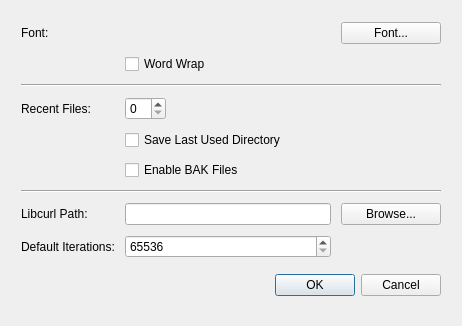
This is qt_ui/preferences_dialog.ui in evpo/EncryptPad as Qt 5 draws it before an edit. The edited form follows.
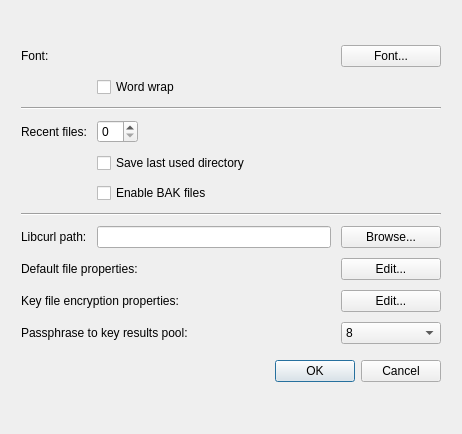
This is the edited form.

Commit message: Added more properties to control encryption

Diff of the .ui file:
```diff
--- a/qt_ui/preferences_dialog.ui
+++ b/qt_ui/preferences_dialog.ui
@@ -7,7 +7,7 @@
     <x>0</x>
     <y>0</y>
     <width>462</width>
-    <height>326</height>
+    <height>434</height>
    </rect>
   </property>
   <property name="minimumSize">
@@ -16,12 +16,6 @@
     <height>326</height>
    </size>
   </property>
-  <property name="maximumSize">
-   <size>
-    <width>462</width>
-    <height>326</height>
-   </size>
-  </property>
   <property name="windowTitle">
    <string>Preferences</string>
   </property>
@@ -43,6 +37,20 @@
      <property name="spacing">
       <number>10</number>
      </property>
+     <item row="9" column="0" colspan="2">
+      <layout class="QHBoxLayout" name="horizontalLayout_4">
+       <item>
+        <widget class="QLabel" name="label_6">
+         <property name="text">
+          <string>Key file encryption properties:</string>
+         </property>
+         <property name="buddy">
+          <cstring>uiEditKeyFileProperties</cstring>
+         </property>
+        </widget>
+       </item>
+      </layout>
+     </item>
      <item row="0" column="0">
       <widget class="QLabel" name="label">
        <property name="sizePolicy">
@@ -73,7 +81,7 @@
      <item row="5" column="1" colspan="2">
       <widget class="QCheckBox" name="uiEnableBakFiles">
        <property name="text">
-        <string>Enable BAK Files</string>
+        <string>Enable BAK files</string>
        </property>
       </widget>
      </item>
@@ -105,7 +113,7 @@
         <string>Retain last used directory between EncryptPad sessions</string>
        </property>
        <property name="text">
-        <string>Save Last Used Directory</string>
+        <string>Save last used directory</string>
        </property>
       </widget>
      </item>
@@ -148,10 +156,13 @@
         <enum>Qt::LeftToRight</enum>
        </property>
        <property name="text">
-        <string>Word Wrap</string>
+        <string>Word wrap</string>
        </property>
       </widget>
      </item>
+     <item row="7" column="1">
+      <widget class="QLineEdit" name="uiLibcurl"/>
+     </item>
      <item row="2" column="0" colspan="3">
       <widget class="Line" name="line">
        <property name="orientation">
@@ -165,7 +176,7 @@
         <string>Path to libCURL executable</string>
        </property>
        <property name="text">
-        <string>Libcurl Path:</string>
+        <string>Libcurl path:</string>
        </property>
        <property name="buddy">
         <cstring>uiLibcurl</cstring>
@@ -181,7 +192,7 @@
         </sizepolicy>
        </property>
        <property name="text">
-        <string>Recent Files:</string>
+        <string>Recent files:</string>
        </property>
        <property name="buddy">
         <cstring>uiRecentFiles</cstring>
@@ -213,10 +224,14 @@
        </property>
       </widget>
      </item>
-     <item row="7" column="1">
-      <widget class="QLineEdit" name="uiLibcurl"/>
+     <item row="8" column="2">
+      <widget class="QPushButton" name="uiFileProperties">
+       <property name="text">
+        <string>Edit...</string>
+       </property>
+      </widget>
      </item>
-     <item row="9" column="0" colspan="3">
+     <item row="11" column="0" colspan="3">
       <widget class="QDialogButtonBox" name="buttonBox">
        <property name="minimumSize">
         <size>
@@ -235,26 +250,73 @@
        </property>
       </widget>
      </item>
-     <item row="8" column="0">
-      <widget class="QLabel" name="label_4">
-       <property name="text">
-        <string>Default Iterations:</string>
+     <item row="10" column="2">
+      <widget class="QComboBox" name="uiS2KResultsPool">
+       <property name="currentIndex">
+        <number>2</number>
        </property>
-       <property name="buddy">
-        <cstring>uiIterations</cstring>
-       </property>
+       <item>
+        <property name="text">
+         <string>1</string>
+        </property>
+       </item>
+       <item>
+        <property name="text">
+         <string>2</string>
+        </property>
+       </item>
+       <item>
+        <property name="text">
+         <string>8</string>
+        </property>
+       </item>
+       <item>
+        <property name="text">
+         <string>32</string>
+        </property>
+       </item>
+       <item>
+        <property name="text">
+         <string>128</string>
+        </property>
+       </item>
       </widget>
      </item>
-     <item row="8" column="1">
-      <widget class="QSpinBox" name="uiIterations">
-       <property name="minimum">
-        <number>65536</number>
-       </property>
-       <property name="maximum">
-        <number>65011712</number>
-       </property>
-       <property name="singleStep">
-        <number>300000</number>
+     <item row="8" column="0" colspan="2">
+      <layout class="QHBoxLayout" name="horizontalLayout_2">
+       <item>
+        <widget class="QLabel" name="label_4">
+         <property name="text">
+          <string>Default file properties:</string>
+         </property>
+         <property name="buddy">
+          <cstring>uiFileProperties</cstring>
+         </property>
+        </widget>
+       </item>
+      </layout>
+     </item>
+     <item row="10" column="0" colspan="2">
+      <layout class="QHBoxLayout" name="horizontalLayout_3">
+       <item>
+        <widget class="QLabel" name="label_5">
+         <property name="toolTip">
+          <string>This controls how many times you can save without entering a passphrase</string>
+         </property>
+         <property name="text">
+          <string>Passphrase to key results pool:</string>
+         </property>
+         <property name="buddy">
+          <cstring>uiS2KResultsPool</cstring>
+         </property>
+        </widget>
+       </item>
+      </layout>
+     </item>
+     <item row="9" column="2">
+      <widget class="QPushButton" name="uiEditKeyFileProperties">
+       <property name="text">
+        <string>Edit...</string>
        </property>
       </widget>
      </item>
```
Left out of the diff: 16 changed lines with no effect on the pictures.
